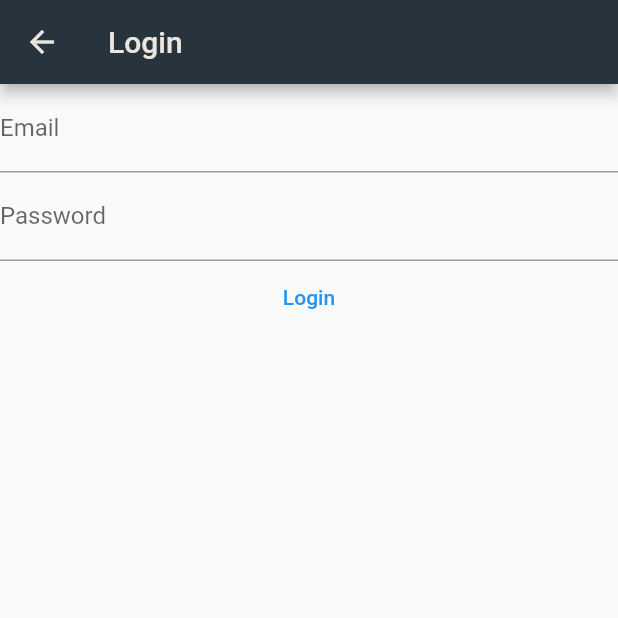
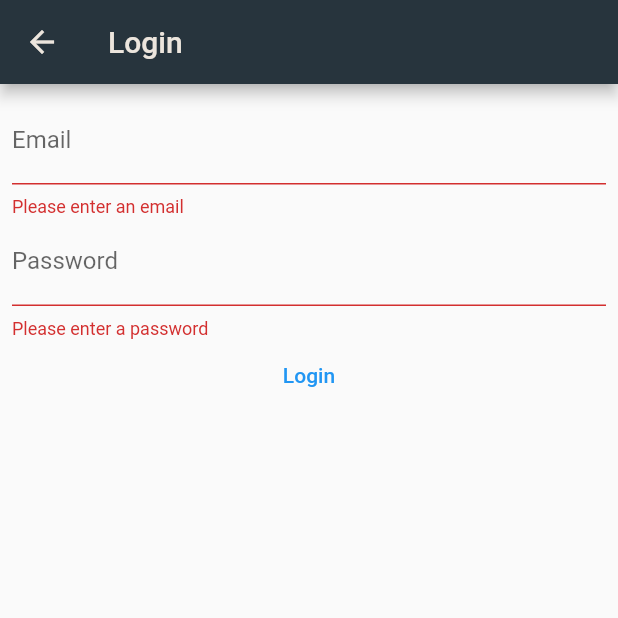
Before and after one commit to robertexplodes/flutterchat, a Flutter app: the LoginPage screen opened directly, after a tap on "Login", on a phone screen of 412 x 824 dp, the top half of it. Run offline on Flutter 3.47's test engine with Material 2 defaults, Android fonts, the phone set to English and light mode, and no system bars; accounts and stored records are empty; network calls fail.

Commit message:
added login

```diff
--- a/lib/domain/login_provider.dart
+++ b/lib/domain/login_provider.dart
@@ -1,11 +1,40 @@
 
+import 'dart:convert';
+
+import 'package:chat/domain/user.dart';
 import 'package:flutter/material.dart';
+import 'package:http/http.dart' as http;
 
 class LoginProvider with ChangeNotifier {
 
+  String _baseURL = "https://identitytoolkit.googleapis.com/v1/";
+  String _loginURL = "accounts:signInWithPassword";
 
-  Future<void> login(String email, String password) async {
-    throw UnsupportedError('Not implemented');
+  User? _user;
+
+  User? get user => _user;
+
+  Future<User> login(String email, String password) async {
+    try {
+      var response = await http.post(Uri.parse(
+          'https://identitytoolkit.googleapis.com/v1/accounts:signInWithPassword?key=[API_KEY]'),
+          body:
+          jsonEncode({
+            "email": email,
+            "password": password,
+            "returnSecureToken": true
+          })
+      );
+      var data = jsonDecode(response.body) as Map<String, dynamic>;
+      var user = User(data["email"] as String);
+      _user = user;
+      return user;
+    } catch (error) {
+      rethrow;
+    }
   }
 
+  void logout() {
+    _user = null;
+  }
 }
--- a/lib/domain/message.dart
+++ b/lib/domain/message.dart
@@ -2,8 +2,10 @@ class Message {
   String id;
   String content;
   int time;
+  String senderEmail;
 
-  Message(this.id, this.content, this.time);
+  Message(this.id, this.content, this.time, String? sender)
+      : senderEmail = sender ?? "Anonymous";
 
   @override
   String toString() {
--- a/lib/domain/messages.dart
+++ b/lib/domain/messages.dart
@@ -17,7 +17,7 @@ class MessageProvider with ChangeNotifier {
     if (response.body == 'null') return [];
     var data = jsonDecode(response.body) as Map<String, dynamic>;
     var messages = data.entries
-        .map((e) => Message(e.key, e.value["content"], e.value["time"]))
+        .map((e) => Message(e.key, e.value["content"], e.value["time"], e.value["sender"]))
         .toList();
     messages.sort((a, b) => a.time.compareTo(b.time));
     return messages;
--- /dev/null
+++ b/lib/domain/user.dart
@@ -0,0 +1,5 @@
+class User {
+  String email;
+
+  User(this.email);
+}
--- a/lib/pages/chat_page.dart
+++ b/lib/pages/chat_page.dart
@@ -2,6 +2,7 @@ import 'dart:async';
 import 'dart:convert';
 
 import 'package:chat/domain/chats.dart';
+import 'package:chat/domain/login_provider.dart';
 import 'package:chat/domain/message.dart';
 import 'package:chat/domain/messages.dart';
 import 'package:chat/widgets/constants.dart';
@@ -130,15 +131,17 @@ class _ChatPageState extends State<ChatPage> {
 
   void sendMessage(String content, BuildContext context) {
     var timeStamp = DateTime.now().millisecondsSinceEpoch;
+    var user = Provider.of<LoginProvider>(context, listen: false).user;
     http
         .post(
       Uri.parse('$baseURL/chats/${widget.chat.id}/messages.json'),
-      body: jsonEncode({"content": content, "time": timeStamp}),
+      body: jsonEncode({"content": content, "time": timeStamp, "sender": user!.email}),
     )
         .then((value) {
       var response = jsonDecode(value.body);
+      var user = Provider.of<LoginProvider>(context).user;
       Provider.of<MessageProvider>(context, listen: false)
-          .addMessage(Message(response["name"], content, timeStamp));
+          .addMessage(Message(response["name"], content, timeStamp, user?.email));
     }).catchError((error) {});
   }
 }
--- a/lib/pages/login_page.dart
+++ b/lib/pages/login_page.dart
@@ -1,36 +1,90 @@
+import 'package:chat/domain/login_provider.dart';
+import 'package:chat/pages/chats_page.dart';
 import 'package:flutter/material.dart';
+import 'package:provider/provider.dart';
 
 class LoginPage extends StatelessWidget {
-  const LoginPage({Key? key}) : super(key: key);
+  LoginPage({Key? key}) : super(key: key);
+
+  var _emailController = TextEditingController();
+  var _passwordController = TextEditingController();
+
+  var _formKey = GlobalKey<FormState>();
 
   @override
   Widget build(BuildContext context) {
-
-
     return Scaffold(
         appBar: AppBar(
-        title: Text('Login'),
+          title: const Text('Login'),
         ),
-      body: Column(
+        body: Padding(
+          padding: const EdgeInsets.all(8.0),
+          child: Form(
+            key: _formKey,
+            child: Column(
               children: [
-          TextField(
-            decoration: InputDecoration(
+                TextFormField(
+                  controller: _emailController,
+                  decoration: const InputDecoration(
                     labelText: 'Email',
                   ),
+                  validator: (value) {
+                    if (value == null || value.isEmpty) {
+                      return 'Please enter an email';
+                    }
+                    if (!value.contains('@')) {
+                      return 'Please enter a valid email';
+                    }
+                    return null;
+                  },
                 ),
-          TextField(
-            decoration: InputDecoration(
+                TextFormField(
+                  controller: _passwordController,
+                  decoration: const InputDecoration(
                     labelText: 'Password',
                   ),
+                  validator: (value) {
+                    if (value == null || value.isEmpty) {
+                      return 'Please enter a password';
+                    }
+                    return null;
+                  },
                 ),
                 TextButton(
-            child: Text('Login'),
+                  child: const Text('Login'),
                   onPressed: () {
-              Navigator.pushNamed(context, '/home');
+                    handleLogin(context);
                   },
                 ),
               ],
-      )
+            ),
+          ),
+        ));
+  }
+
+  void handleLogin(BuildContext context) {
+    if (!_formKey.currentState!.validate()) {
+      return;
+    }
+
+    Provider.of<LoginProvider>(context, listen: false)
+        .login(_emailController.text, _passwordController.text)
+        .then((user) {
+          Navigator.of(context).popAndPushNamed(ChatsPage.route);
+    })
+        .catchError((error) {
+      showModalBottomSheet(
+        context: context,
+        builder: (BuildContext context) {
+          return Material(
+            child: Container(
+              child: Text('Sie konnten nicht eingeloggt werden'),
+            ),
           );
+        },
+      );
+    });
+    _passwordController.clear();
+    _emailController.clear();
   }
 }
--- a/pubspec.yaml
+++ b/pubspec.yaml
@@ -35,6 +35,7 @@ dependencies:
   # The following adds the Cupertino Icons font to your application.
   # Use with the CupertinoIcons class for iOS style icons.
   cupertino_icons: ^1.0.2
+  flutter_secure_storage: ^5.0.2
 
 dev_dependencies:
   flutter_test:
```
Also changed, not shown: lib/main.dart (+10 -3 lines), lib/pages/chats_page.dart (+11 -2 lines), lib/widgets/message_widget.dart (+11 -11 lines), pubspec.lock, 1 other file. Lines whose indentation alone changed are shown as unchanged.
